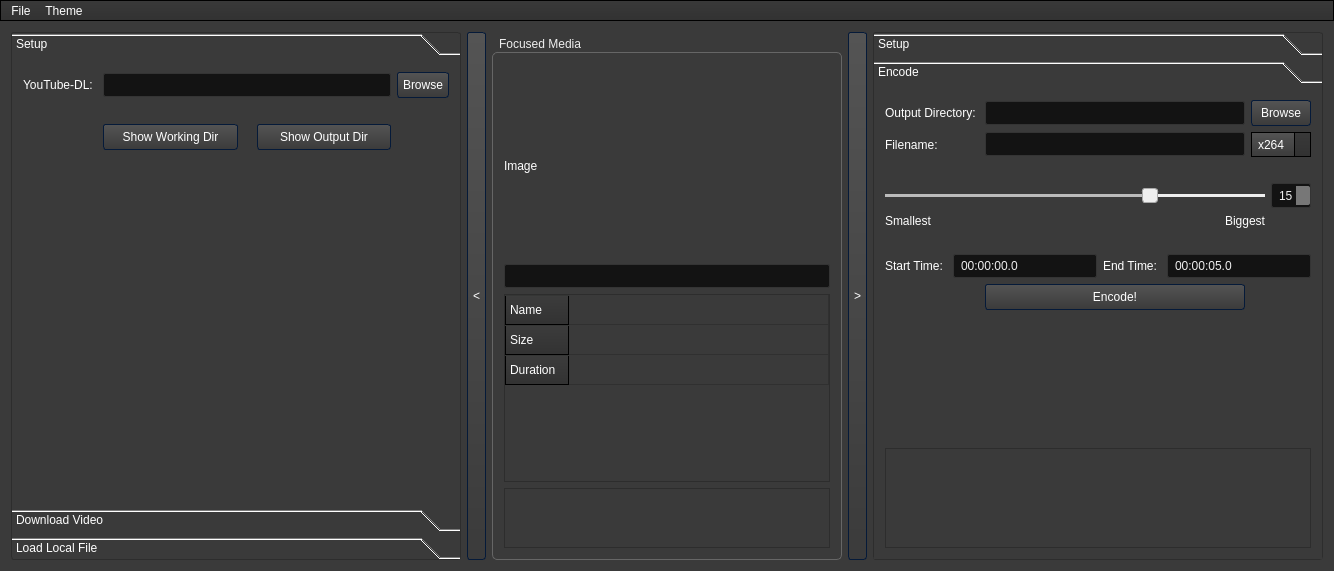
Old version of the form Download_and_Clip.ui in the repository Chrscool8/ClipEZ-aka-Download-and-Clip.
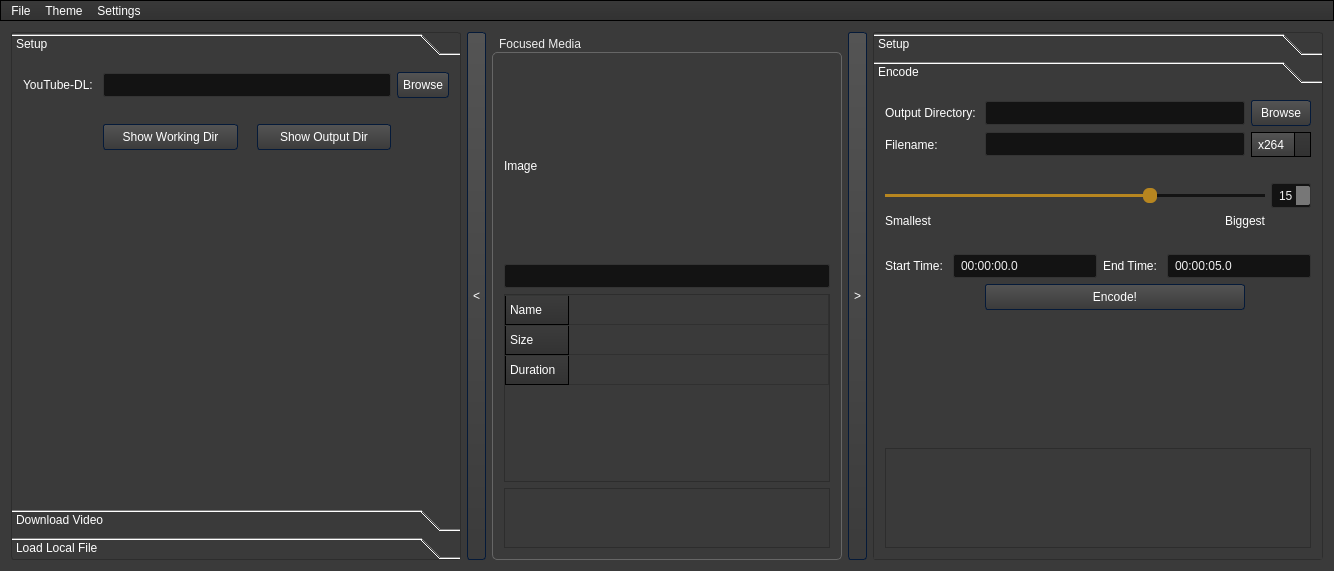
New version of the form. The open tabs and pages were chosen to show the change. Icons and pictures are not drawn.

The edit to the form file:
```diff
--- a/Download_and_Clip.ui
+++ b/Download_and_Clip.ui
@@ -2459,7 +2459,7 @@
           <item row="1" column="0" colspan="2">
            <widget class="QSlider" name="encode_slider">
             <property name="enabled">
-             <bool>false</bool>
+             <bool>true</bool>
             </property>
             <property name="layoutDirection">
              <enum>Qt::RightToLeft</enum>
@@ -2624,8 +2624,15 @@
     <addaction name="menu_actionLight"/>
     <addaction name="menu_actionDark"/>
    </widget>
+   <widget class="QMenu" name="menuSettings">
+    <property name="title">
+     <string>Settings</string>
+    </property>
+    <addaction name="menu_setting_scroll_focus"/>
+   </widget>
    <addaction name="menuFile"/>
    <addaction name="menuTheme"/>
+   <addaction name="menuSettings"/>
   </widget>
   <action name="actionExit">
    <property name="text">
```
Left out of the diff: 22 changed lines with no effect on the pictures.
